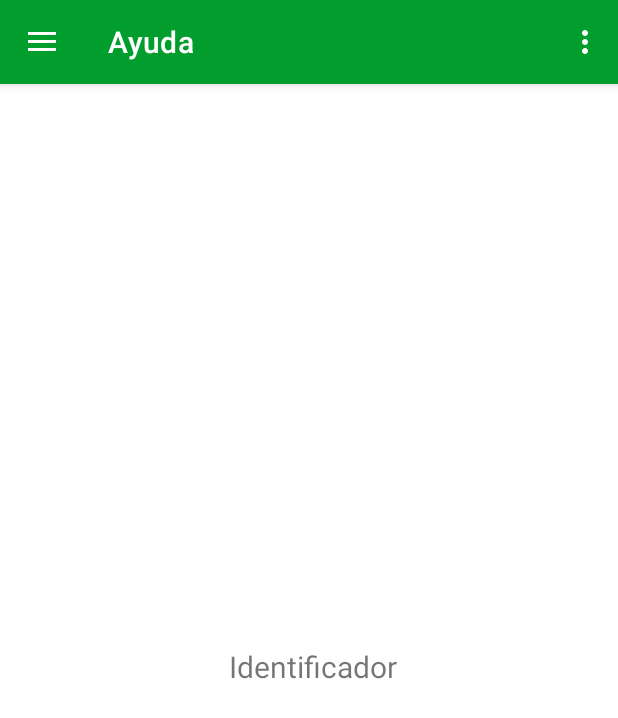
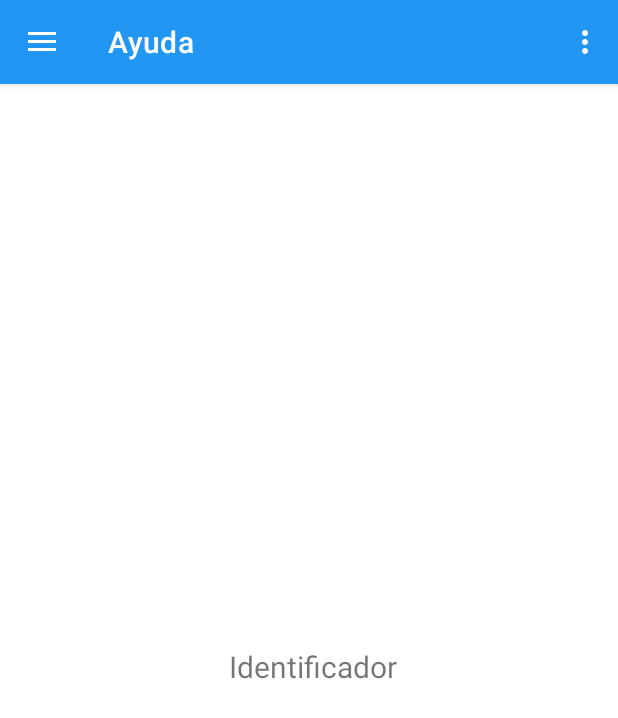
Before and after one commit to AndresMcAs/Reciclador, an Android app: the screen it shows after launch (MainActivity), in the side drawer, after a tap on "Ayuda", on a phone screen of 412 x 824 dp. Shown: the top 718 px of the screen. Run offline under Robolectric (Android 15) with nearby library versions, the phone set to English and light mode, and no system bars; our stand-ins replace navigation-ui.

Commit message:
mezcla y menu inferiro principal

```diff
--- a/app/build.gradle
+++ b/app/build.gradle
@@ -48,4 +48,6 @@ dependencies {
     testImplementation 'junit:junit:4.13.2'
     androidTestImplementation 'androidx.test.ext:junit:1.1.3'
     androidTestImplementation 'androidx.test.espresso:espresso-core:3.4.0'
+
+
 }
--- /dev/null
+++ b/app/src/main/java/mx/edu/reciclador/ui/home/Camara.kt
@@ -0,0 +1,13 @@
+package mx.edu.reciclador.ui.home
+
+import android.os.Bundle
+import androidx.fragment.app.Fragment
+import android.view.LayoutInflater
+import android.view.View
+import android.view.ViewGroup
+import mx.edu.reciclador.R
+
+
+class Camara : Fragment(R.layout.fragment_camara) {
+
+}
--- a/app/src/main/java/mx/edu/reciclador/ui/home/HomeFragment.kt
+++ b/app/src/main/java/mx/edu/reciclador/ui/home/HomeFragment.kt
@@ -28,10 +28,7 @@ class HomeFragment : Fragment() {
         _binding = FragmentHomeBinding.inflate(inflater, container, false)
         val root: View = binding.root
 
-        val textView: TextView = binding.textHome
-        homeViewModel.text.observe(viewLifecycleOwner) {
-            textView.text = it
-        }
+
         return root
     }
 
--- a/app/src/main/java/mx/edu/reciclador/ui/residuos/ResiduosFragment.kt
+++ b/app/src/main/java/mx/edu/reciclador/ui/residuos/ResiduosFragment.kt
@@ -43,7 +43,7 @@ class ResiduosFragment : Fragment() {
         btnContenedorNaranja = view.findViewById(R.id.imgBtnContenedorNaranja)
         btnContenedorGris = view.findViewById(R.id.imgBtnContenedorGris)
 
-        var contenedor = ContenedorBasura()
+        //var contenedor = ContenedorBasura()
 
         btnContenedorAzul.setOnClickListener(){
             var intent = Intent(activity,Contenedor::class.java)
--- a/app/src/main/res/layout/app_bar_main.xml
+++ b/app/src/main/res/layout/app_bar_main.xml
@@ -15,7 +15,7 @@
             android:id="@+id/toolbar"
             android:layout_width="match_parent"
             android:layout_height="?attr/actionBarSize"
-            android:background="#029E2D"
+            android:background="#2196F3"
             app:popupTheme="@style/Theme.Reciclador.PopupOverlay" />
 
     </com.google.android.material.appbar.AppBarLayout>
--- a/app/src/main/res/menu/activity_main_drawer.xml
+++ b/app/src/main/res/menu/activity_main_drawer.xml
@@ -4,14 +4,11 @@
     tools:showIn="navigation_view">
 
     <group android:checkableBehavior="single">
-        <item
-            android:id="@+id/nav_identificador"
-            android:icon="@drawable/ic_menu_camera"
-            android:title="@string/menu_identificar" />
+
         <item
             android:id="@+id/nav_gallery"
             android:icon="@drawable/ic_menu_gallery"
-            android:title="@string/menu_gallery" />
+            android:title="Mi Galeria" />
         <item
             android:id="@+id/nav_residuos"
             android:icon="@android:drawable/ic_menu_delete"
--- a/app/src/main/res/navigation/mobile_navigation.xml
+++ b/app/src/main/res/navigation/mobile_navigation.xml
@@ -8,7 +8,7 @@
     <fragment
         android:id="@+id/nav_home"
         android:name="mx.edu.reciclador.ui.home.HomeFragment"
-        android:label="@string/menu_home"
+        android:label="@string/app_name"
         tools:layout="@layout/fragment_home" />
 
     <fragment
@@ -28,4 +28,10 @@
         android:label="@string/menu_Ayuda"
         tools:layout="@layout/fragment_home" />
 
+    <fragment
+        android:id="@+id/nav_contenedores"
+        android:name="mx.edu.reciclador.ui.residuos.ResiduosFragment"
+        android:label="@string/menu_contenedores"
+        tools:layout="@layout/fragment_residuos" />
+
 </navigation>
--- /dev/null
+++ b/app/src/main/res/values-w820dp/dimens.xml
@@ -0,0 +1,6 @@
+<resources>
+    <!-- Example customization of dimensions originally defined in res/values/dimens.xml
+         (such as screen margins) for screens with more than 820dp of available width. This
+         would include 7" and 10" devices in landscape (~960dp and ~1280dp respectively). -->
+    <dimen name="activity_horizontal_margin">64dp</dimen>
+</resources>
--- a/app/src/main/res/values/strings.xml
+++ b/app/src/main/res/values/strings.xml
@@ -8,9 +8,9 @@
     <string name="nav_identificador">Identificar</string>
     <string name="action_settings">Settings</string>
 
-    <string name="menu_home">Home</string>
+
     <string name="menu_identificar">Identificar</string>
-    <string name="menu_gallery">Gallery</string>
+    <string name="menu_gallery">Galeria</string>
     <string name="menu_contenedores">Contenedores</string>
     <string name="menu_Legal">Legal</string>
     <string name="menu_Ayuda">Ayuda</string>
```
Also changed, not shown: app/src/main/res/drawable-v24/ic_home_black_24dp.xml (added, +9 -0 lines), app/src/main/res/layout/fragment_camara.xml (added, +27 -0 lines), app/src/main/res/layout/fragment_home.xml (+16 -29 lines), app/src/main/res/menu/menu.xml (added, +21 -0 lines).
